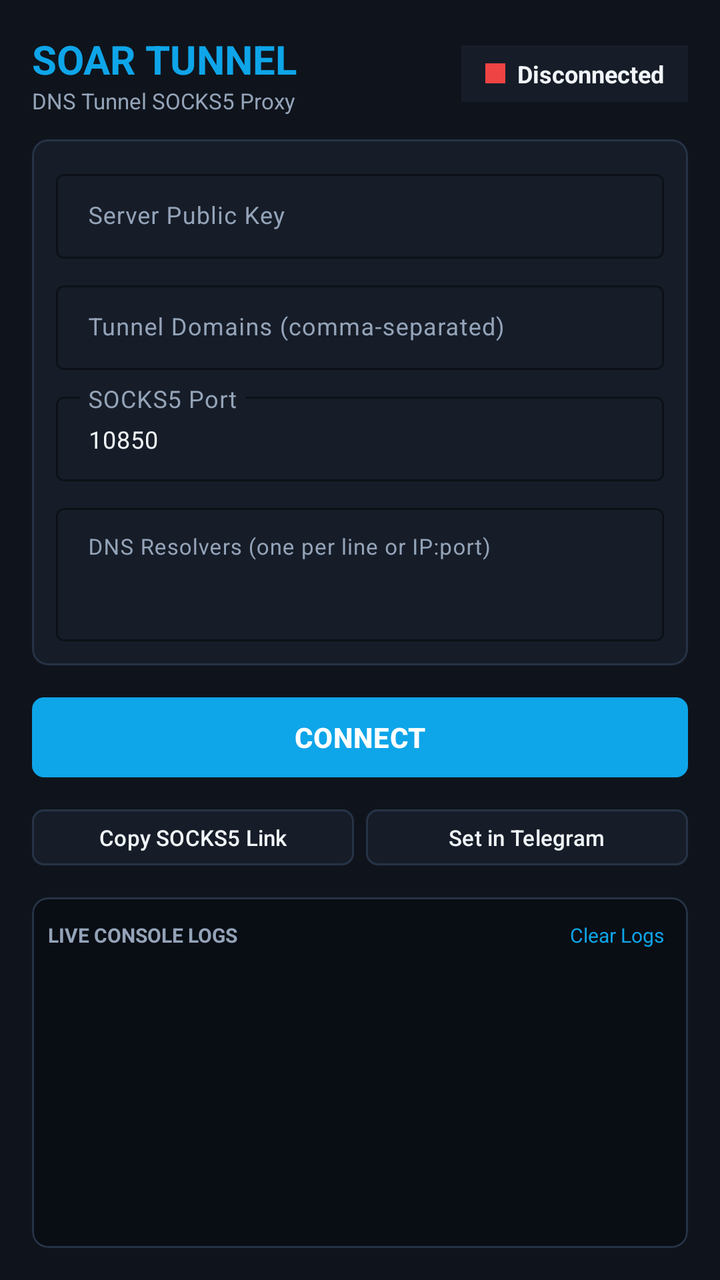
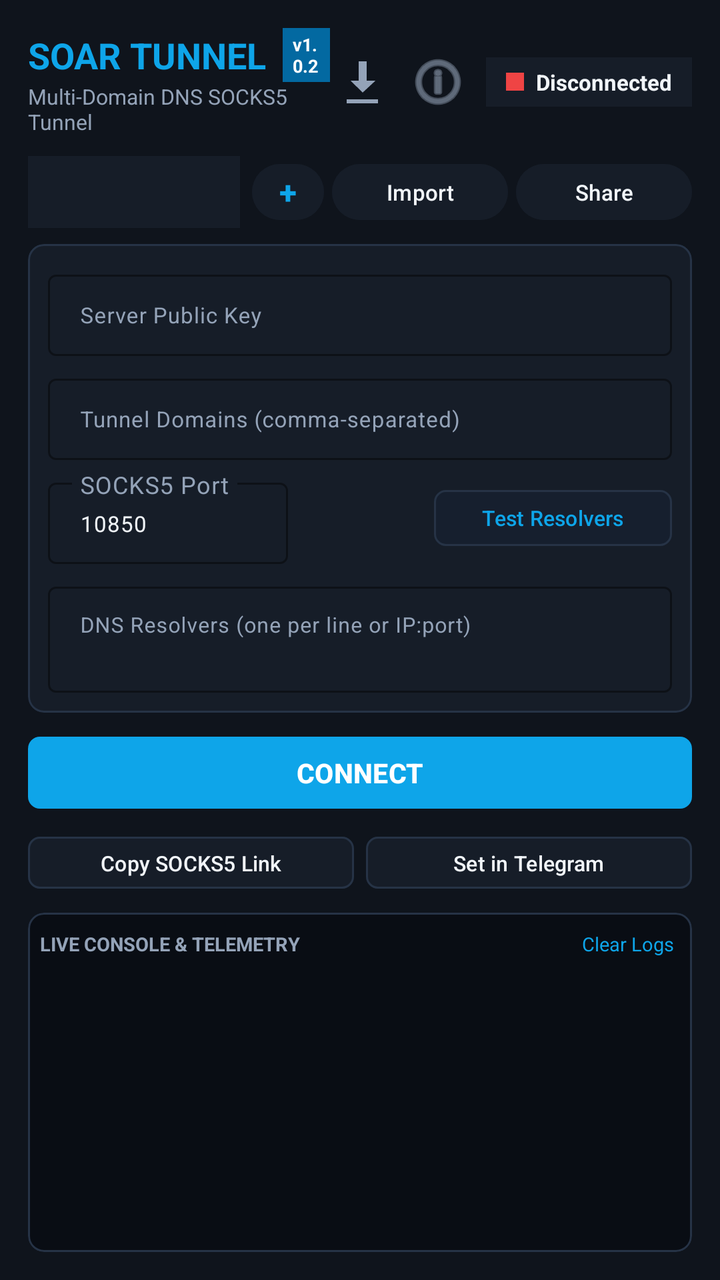

Two renders of the same Android screen: before a commit and after it. Below are the layout's source before the change and the commit's diff.
<!-- AndroidManifest.xml: application theme Theme.SoarTunnel -->
<!-- res/layout/activity_main.xml -->
<?xml version="1.0" encoding="utf-8"?>
<LinearLayout xmlns:android="http://schemas.android.com/apk/res/android"
    xmlns:app="http://schemas.android.com/apk/res-auto"
    android:layout_width="match_parent"
    android:layout_height="match_parent"
    android:orientation="vertical"
    android:background="@color/bg_dark"
    android:padding="16dp">

    
    <LinearLayout
        android:layout_width="match_parent"
        android:layout_height="wrap_content"
        android:orientation="horizontal"
        android:gravity="center_vertical"
        android:paddingBottom="12dp">

        <LinearLayout
            android:layout_width="0dp"
            android:layout_height="wrap_content"
            android:layout_weight="1"
            android:orientation="vertical">

            <TextView
                android:layout_width="wrap_content"
                android:layout_height="wrap_content"
                android:text="SOAR TUNNEL"
                android:textStyle="bold"
                android:textSize="20sp"
                android:textColor="@color/primary_accent" />

            <TextView
                android:layout_width="wrap_content"
                android:layout_height="wrap_content"
                android:text="DNS Tunnel SOCKS5 Proxy"
                android:textSize="11sp"
                android:textColor="@color/text_muted" />
        </LinearLayout>

        
        <LinearLayout
            android:id="@+id/layoutStatus"
            android:layout_width="wrap_content"
            android:layout_height="wrap_content"
            android:orientation="horizontal"
            android:gravity="center_vertical"
            android:background="@color/surface_dark"
            android:paddingHorizontal="12dp"
            android:paddingVertical="6dp">

            <View
                android:id="@+id/viewStatusDot"
                android:layout_width="10dp"
                android:layout_height="10dp"
                android:background="@color/status_red"
                android:layout_marginEnd="6dp" />

            <TextView
                android:id="@+id/tvStatus"
                android:layout_width="wrap_content"
                android:layout_height="wrap_content"
                android:text="@string/status_disconnected"
                android:textSize="12sp"
                android:textStyle="bold"
                android:textColor="@color/text_light" />
        </LinearLayout>
    </LinearLayout>

    
    <com.google.android.material.card.MaterialCardView
        android:layout_width="match_parent"
        android:layout_height="wrap_content"
        app:cardBackgroundColor="@color/surface_dark"
        app:strokeColor="@color/border_dark"
        app:strokeWidth="1dp"
        app:cardCornerRadius="8dp"
        android:layout_marginBottom="12dp">

        <LinearLayout
            android:layout_width="match_parent"
            android:layout_height="wrap_content"
            android:orientation="vertical"
            android:padding="12dp">

            
            <com.google.android.material.textfield.TextInputLayout
                android:layout_width="match_parent"
                android:layout_height="wrap_content"
                android:hint="@string/server_key"
                android:textColorHint="@color/text_muted"
                app:boxStrokeColor="@color/primary_accent"
                android:layout_marginBottom="8dp"
                style="@style/Widget.Material3.TextInputLayout.OutlinedBox.Dense">

                <com.google.android.material.textfield.TextInputEditText
                    android:id="@+id/etServerKey"
                    android:layout_width="match_parent"
                    android:layout_height="wrap_content"
                    android:textColor="@color/text_light"
                    android:textSize="12sp"
                    android:maxLines="2" />
            </com.google.android.material.textfield.TextInputLayout>

            
            <com.google.android.material.textfield.TextInputLayout
                android:layout_width="match_parent"
                android:layout_height="wrap_content"
                android:hint="@string/tunnel_domains"
                android:textColorHint="@color/text_muted"
                app:boxStrokeColor="@color/primary_accent"
                android:layout_marginBottom="8dp"
                style="@style/Widget.Material3.TextInputLayout.OutlinedBox.Dense">

                <com.google.android.material.textfield.TextInputEditText
                    android:id="@+id/etDomains"
                    android:layout_width="match_parent"
                    android:layout_height="wrap_content"
                    android:textColor="@color/text_light"
                    android:textSize="12sp"
                    android:singleLine="true" />
            </com.google.android.material.textfield.TextInputLayout>

            
            <com.google.android.material.textfield.TextInputLayout
                android:layout_width="match_parent"
                android:layout_height="wrap_content"
                android:hint="@string/socks_port"
                android:textColorHint="@color/text_muted"
                app:boxStrokeColor="@color/primary_accent"
                android:layout_marginBottom="8dp"
                style="@style/Widget.Material3.TextInputLayout.OutlinedBox.Dense">

                <com.google.android.material.textfield.TextInputEditText
                    android:id="@+id/etPort"
                    android:layout_width="match_parent"
                    android:layout_height="wrap_content"
                    android:text="10850"
                    android:inputType="number"
                    android:textColor="@color/text_light"
                    android:textSize="12sp" />
            </com.google.android.material.textfield.TextInputLayout>

            
            <com.google.android.material.textfield.TextInputLayout
                android:layout_width="match_parent"
                android:layout_height="wrap_content"
                android:hint="@string/dns_resolvers"
                android:textColorHint="@color/text_muted"
                app:boxStrokeColor="@color/primary_accent"
                style="@style/Widget.Material3.TextInputLayout.OutlinedBox.Dense">

                <com.google.android.material.textfield.TextInputEditText
                    android:id="@+id/etResolvers"
                    android:layout_width="match_parent"
                    android:layout_height="wrap_content"
                    android:textColor="@color/text_light"
                    android:textSize="11sp"
                    android:inputType="textMultiLine"
                    android:lines="3"
                    android:maxLines="5"
                    android:gravity="top|start" />
            </com.google.android.material.textfield.TextInputLayout>
        </LinearLayout>
    </com.google.android.material.card.MaterialCardView>

    
    <com.google.android.material.button.MaterialButton
        android:id="@+id/btnConnect"
        android:layout_width="match_parent"
        android:layout_height="48dp"
        android:text="@string/connect"
        android:textSize="14sp"
        android:textStyle="bold"
        android:textColor="#FFFFFF"
        app:backgroundTint="@color/primary_accent"
        app:cornerRadius="6dp"
        android:layout_marginBottom="8dp" />

    
    <LinearLayout
        android:layout_width="match_parent"
        android:layout_height="wrap_content"
        android:orientation="horizontal"
        android:layout_marginBottom="12dp">

        <com.google.android.material.button.MaterialButton
            android:id="@+id/btnCopyProxy"
            android:layout_width="0dp"
            android:layout_height="36dp"
            android:layout_weight="1"
            android:text="@string/copy_socks"
            android:textSize="11sp"
            android:textColor="@color/text_light"
            app:backgroundTint="@color/surface_dark"
            app:strokeColor="@color/border_dark"
            app:strokeWidth="1dp"
            app:cornerRadius="6dp"
            android:layout_marginEnd="6dp" />

        <com.google.android.material.button.MaterialButton
            android:id="@+id/btnOpenTelegram"
            android:layout_width="0dp"
            android:layout_height="36dp"
            android:layout_weight="1"
            android:text="@string/open_telegram"
            android:textSize="11sp"
            android:textColor="@color/text_light"
            app:backgroundTint="@color/surface_dark"
            app:strokeColor="@color/border_dark"
            app:strokeWidth="1dp"
            app:cornerRadius="6dp" />
    </LinearLayout>

    
    <com.google.android.material.card.MaterialCardView
        android:layout_width="match_parent"
        android:layout_height="0dp"
        android:layout_weight="1"
        app:cardBackgroundColor="@color/terminal_bg"
        app:strokeColor="@color/border_dark"
        app:strokeWidth="1dp"
        app:cardCornerRadius="8dp">

        <LinearLayout
            android:layout_width="match_parent"
            android:layout_height="match_parent"
            android:orientation="vertical"
            android:padding="8dp">

            <LinearLayout
                android:layout_width="match_parent"
                android:layout_height="wrap_content"
                android:orientation="horizontal"
                android:gravity="center_vertical"
                android:paddingBottom="4dp">

                <TextView
                    android:layout_width="0dp"
                    android:layout_height="wrap_content"
                    android:layout_weight="1"
                    android:text="LIVE CONSOLE LOGS"
                    android:textSize="10sp"
                    android:textStyle="bold"
                    android:textColor="@color/text_muted" />

                <TextView
                    android:id="@+id/tvClearLogs"
                    android:layout_width="wrap_content"
                    android:layout_height="wrap_content"
                    android:text="@string/clear_logs"
                    android:textSize="10sp"
                    android:textColor="@color/primary_accent"
                    android:padding="4dp" />
            </LinearLayout>

            <ScrollView
                android:id="@+id/scrollLogs"
                android:layout_width="match_parent"
                android:layout_height="match_parent"
                android:fillViewport="true">

                <TextView
                    android:id="@+id/tvLogs"
                    android:layout_width="match_parent"
                    android:layout_height="wrap_content"
                    android:textColor="@color/terminal_green"
                    android:typeface="monospace"
                    android:textSize="10sp"
                    android:textIsSelectable="true" />
            </ScrollView>
        </LinearLayout>
    </com.google.android.material.card.MaterialCardView>

</LinearLayout>
<!-- resources referenced by this layout -->
<resources>
  <color name="bg_dark">#0F141C</color>
  <color name="border_dark">#263346</color>
  <color name="primary_accent">#0EA5E9</color>
  <color name="status_red">#EF4444</color>
  <color name="surface_dark">#161D28</color>
  <color name="terminal_bg">#090D14</color>
  <color name="terminal_green">#10B981</color>
  <color name="text_light">#F1F5F9</color>
  <color name="text_muted">#94A3B8</color>
  <string name="clear_logs">Clear Logs</string>
  <string name="connect">CONNECT</string>
  <string name="copy_socks">Copy SOCKS5 Link</string>
  <string name="dns_resolvers">DNS Resolvers (one per line or IP:port)</string>
  <string name="open_telegram">Set in Telegram</string>
  <string name="server_key">Server Public Key</string>
  <string name="socks_port">SOCKS5 Port</string>
  <string name="status_disconnected">Disconnected</string>
  <string name="tunnel_domains">Tunnel Domains (comma-separated)</string>
  <style name="Theme.SoarTunnel" parent="Theme.Material3.Dark.NoActionBar">
          <item name="colorPrimary">@color/primary_accent</item>
          <item name="android:windowBackground">@color/bg_dark</item>
          <item name="android:statusBarColor">@color/bg_dark</item>
          <item name="android:navigationBarColor">@color/bg_dark</item>
      </style>
</resources>

<!-- the commit's change to res/layout/activity_main.xml (unified diff, before → after) -->
@@ -5,7 +5,7 @@
     android:layout_height="match_parent"
     android:orientation="vertical"
     android:background="@color/bg_dark"
-    android:padding="16dp">
+    android:padding="14dp">
 
     
     <LinearLayout
@@ -13,7 +13,7 @@
         android:layout_height="wrap_content"
         android:orientation="horizontal"
         android:gravity="center_vertical"
-        android:paddingBottom="12dp">
+        android:paddingBottom="10dp">
 
         <LinearLayout
             android:layout_width="0dp"
@@ -21,21 +21,62 @@
             android:layout_weight="1"
             android:orientation="vertical">
 
+            <LinearLayout
+                android:layout_width="wrap_content"
+                android:layout_height="wrap_content"
+                android:orientation="horizontal"
+                android:gravity="center_vertical">
+
+                <TextView
+                    android:layout_width="wrap_content"
+                    android:layout_height="wrap_content"
+                    android:text="SOAR TUNNEL"
+                    android:textStyle="bold"
+                    android:textSize="18sp"
+                    android:textColor="@color/primary_accent" />
+
+                <TextView
+                    android:id="@+id/tvVersionTag"
+                    android:layout_width="wrap_content"
+                    android:layout_height="wrap_content"
+                    android:text="v1.0.2"
+                    android:textSize="9sp"
+                    android:textStyle="bold"
+                    android:textColor="#FFFFFF"
+                    android:background="#0369A1"
+                    android:paddingHorizontal="5dp"
+                    android:paddingVertical="2dp"
+                    android:layout_marginStart="8dp" />
+            </LinearLayout>
+
             <TextView
                 android:layout_width="wrap_content"
                 android:layout_height="wrap_content"
-                android:text="SOAR TUNNEL"
-                android:textStyle="bold"
-                android:textSize="20sp"
-                android:textColor="@color/primary_accent" />
-
-            <TextView
-                android:layout_width="wrap_content"
-                android:layout_height="wrap_content"
-                android:text="DNS Tunnel SOCKS5 Proxy"
-                android:textSize="11sp"
+                android:text="Multi-Domain DNS SOCKS5 Tunnel"
+                android:textSize="10.5sp"
                 android:textColor="@color/text_muted" />
         </LinearLayout>
+
+        
+        <ImageButton
+            android:id="@+id/btnCheckUpdate"
+            android:layout_width="32dp"
+            android:layout_height="32dp"
+            android:src="@android:drawable/stat_sys_download"
+            android:background="?attr/selectableItemBackgroundBorderless"
+            app:tint="@color/text_muted"
+            android:contentDescription="Check Update"
+            android:layout_marginEnd="6dp" />
+
+        <ImageButton
+            android:id="@+id/btnAbout"
+            android:layout_width="32dp"
+            android:layout_height="32dp"
+            android:src="@android:drawable/ic_menu_info_details"
+            android:background="?attr/selectableItemBackgroundBorderless"
+            app:tint="@color/text_muted"
+            android:contentDescription="About"
+            android:layout_marginEnd="8dp" />
 
         
         <LinearLayout
@@ -45,13 +86,13 @@
             android:orientation="horizontal"
             android:gravity="center_vertical"
             android:background="@color/surface_dark"
-            android:paddingHorizontal="12dp"
-            android:paddingVertical="6dp">
+            android:paddingHorizontal="10dp"
+            android:paddingVertical="5dp">
 
             <View
                 android:id="@+id/viewStatusDot"
-                android:layout_width="10dp"
-                android:layout_height="10dp"
+                android:layout_width="9dp"
+                android:layout_height="9dp"
                 android:background="@color/status_red"
                 android:layout_marginEnd="6dp" />
 
@@ -60,10 +101,60 @@
                 android:layout_width="wrap_content"
                 android:layout_height="wrap_content"
                 android:text="@string/status_disconnected"
-                android:textSize="12sp"
+                android:textSize="11sp"
                 android:textStyle="bold"
                 android:textColor="@color/text_light" />
         </LinearLayout>
+    </LinearLayout>
+
+    
+    <LinearLayout
+        android:layout_width="match_parent"
+        android:layout_height="wrap_content"
+        android:orientation="horizontal"
+        android:gravity="center_vertical"
+        android:layout_marginBottom="8dp">
+
+        <Spinner
+            android:id="@+id/spnProfiles"
+            android:layout_width="0dp"
+            android:layout_height="36dp"
+            android:layout_weight="1"
+            android:background="@color/surface_dark"
+            android:layout_marginEnd="6dp" />
+
+        <Button
+            android:id="@+id/btnAddProfile"
+            android:layout_width="36dp"
+            android:layout_height="36dp"
+            android:text="+"
+            android:textSize="16sp"
+            android:textStyle="bold"
+            android:textColor="@color/primary_accent"
+            android:backgroundTint="@color/surface_dark"
+            android:padding="0dp"
+            android:layout_marginEnd="4dp" />
+
+        <Button
+            android:id="@+id/btnImportLink"
+            android:layout_width="wrap_content"
+            android:layout_height="36dp"
+            android:text="Import"
+            android:textSize="11sp"
+            android:textColor="@color/text_light"
+            android:backgroundTint="@color/surface_dark"
+            android:paddingHorizontal="8dp"
+            android:layout_marginEnd="4dp" />
+
+        <Button
+            android:id="@+id/btnShareProfile"
+            android:layout_width="wrap_content"
+            android:layout_height="36dp"
+            android:text="Share"
+            android:textSize="11sp"
+            android:textColor="@color/text_light"
+            android:backgroundTint="@color/surface_dark"
+            android:paddingHorizontal="8dp" />
     </LinearLayout>
 
     
@@ -74,13 +165,13 @@
         app:strokeColor="@color/border_dark"
         app:strokeWidth="1dp"
         app:cardCornerRadius="8dp"
-        android:layout_marginBottom="12dp">
+        android:layout_marginBottom="8dp">
 
         <LinearLayout
             android:layout_width="match_parent"
             android:layout_height="wrap_content"
             android:orientation="vertical"
-            android:padding="12dp">
+            android:padding="10dp">
 
             
             <com.google.android.material.textfield.TextInputLayout
@@ -89,7 +180,7 @@
                 android:hint="@string/server_key"
                 android:textColorHint="@color/text_muted"
                 app:boxStrokeColor="@color/primary_accent"
-                android:layout_marginBottom="8dp"
+                android:layout_marginBottom="6dp"
                 style="@style/Widget.Material3.TextInputLayout.OutlinedBox.Dense">
 
                 <com.google.android.material.textfield.TextInputEditText
@@ -97,7 +188,7 @@
                     android:layout_width="match_parent"
                     android:layout_height="wrap_content"
                     android:textColor="@color/text_light"
-                    android:textSize="12sp"
+                    android:textSize="11sp"
                     android:maxLines="2" />
             </com.google.android.material.textfield.TextInputLayout>
 
@@ -108,7 +199,7 @@
                 android:hint="@string/tunnel_domains"
                 android:textColorHint="@color/text_muted"
                 app:boxStrokeColor="@color/primary_accent"
-                android:layout_marginBottom="8dp"
+                android:layout_marginBottom="6dp"
                 style="@style/Widget.Material3.TextInputLayout.OutlinedBox.Dense">
 
                 <com.google.android.material.textfield.TextInputEditText
@@ -116,29 +207,53 @@
                     android:layout_width="match_parent"
                     android:layout_height="wrap_content"
                     android:textColor="@color/text_light"
-                    android:textSize="12sp"
+                    android:textSize="11sp"
                     android:singleLine="true" />
             </com.google.android.material.textfield.TextInputLayout>
 
             
-            <com.google.android.material.textfield.TextInputLayout
-                android:layout_width="match_parent"
-                android:layout_height="wrap_content"
-                android:hint="@string/socks_port"
-                android:textColorHint="@color/text_muted"
-                app:boxStrokeColor="@color/primary_accent"
-                android:layout_marginBottom="8dp"
-                style="@style/Widget.Material3.TextInputLayout.OutlinedBox.Dense">
-
-                <com.google.android.material.textfield.TextInputEditText
-                    android:id="@+id/etPort"
-                    android:layout_width="match_parent"
-                    android:layout_height="wrap_content"
-                    android:text="10850"
-                    android:inputType="number"
-                    android:textColor="@color/text_light"
-                    android:textSize="12sp" />
-            </com.google.android.material.textfield.TextInputLayout>
+            <LinearLayout
+                android:layout_width="match_parent"
+                android:layout_height="wrap_content"
+                android:orientation="horizontal"
+                android:gravity="center_vertical"
+                android:layout_marginBottom="6dp">
+
+                <com.google.android.material.textfield.TextInputLayout
+                    android:layout_width="120dp"
+                    android:layout_height="wrap_content"
+                    android:hint="@string/socks_port"
+                    android:textColorHint="@color/text_muted"
+                    app:boxStrokeColor="@color/primary_accent"
+                    style="@style/Widget.Material3.TextInputLayout.OutlinedBox.Dense">
+
+                    <com.google.android.material.textfield.TextInputEditText
+                        android:id="@+id/etPort"
+                        android:layout_width="match_parent"
+                        android:layout_height="wrap_content"
+                        android:text="10850"
+                        android:inputType="number"
+                        android:textColor="@color/text_light"
+                        android:textSize="11sp" />
+                </com.google.android.material.textfield.TextInputLayout>
+
+                <View
+                    android:layout_width="0dp"
+                    android:layout_height="0dp"
+                    android:layout_weight="1" />
+
+                <com.google.android.material.button.MaterialButton
+                    android:id="@+id/btnTestResolvers"
+                    android:layout_width="wrap_content"
+                    android:layout_height="36dp"
+                    android:text="Test Resolvers"
+                    android:textSize="10.5sp"
+                    android:textColor="@color/primary_accent"
+                    app:backgroundTint="#161F2E"
+                    app:strokeColor="@color/border_dark"
+                    app:strokeWidth="1dp"
+                    app:cornerRadius="6dp" />
+            </LinearLayout>
 
             
             <com.google.android.material.textfield.TextInputLayout
@@ -154,10 +269,10 @@
                     android:layout_width="match_parent"
                     android:layout_height="wrap_content"
                     android:textColor="@color/text_light"
-                    android:textSize="11sp"
+                    android:textSize="10.5sp"
                     android:inputType="textMultiLine"
-                    android:lines="3"
-                    android:maxLines="5"
+                    android:lines="2"
+                    android:maxLines="4"
                     android:gravity="top|start" />
             </com.google.android.material.textfield.TextInputLayout>
         </LinearLayout>
@@ -167,29 +282,29 @@
     <com.google.android.material.button.MaterialButton
         android:id="@+id/btnConnect"
         android:layout_width="match_parent"
-        android:layout_height="48dp"
+        android:layout_height="44dp"
         android:text="@string/connect"
-        android:textSize="14sp"
+        android:textSize="13.5sp"
         android:textStyle="bold"
         android:textColor="#FFFFFF"
         app:backgroundTint="@color/primary_accent"
         app:cornerRadius="6dp"
-        android:layout_marginBottom="8dp" />
+        android:layout_marginBottom="6dp" />
 
     
     <LinearLayout
         android:layout_width="match_parent"
         android:layout_height="wrap_content"
         android:orientation="horizontal"
-        android:layout_marginBottom="12dp">
+        android:layout_marginBottom="8dp">
 
         <com.google.android.material.button.MaterialButton
             android:id="@+id/btnCopyProxy"
             android:layout_width="0dp"
-            android:layout_height="36dp"
+            android:layout_height="34dp"
             android:layout_weight="1"
             android:text="@string/copy_socks"
-            android:textSize="11sp"
+            android:textSize="10.5sp"
             android:textColor="@color/text_light"
             app:backgroundTint="@color/surface_dark"
             app:strokeColor="@color/border_dark"
@@ -200,10 +315,10 @@
         <com.google.android.material.button.MaterialButton
             android:id="@+id/btnOpenTelegram"
             android:layout_width="0dp"
-            android:layout_height="36dp"
+            android:layout_height="34dp"
             android:layout_weight="1"
             android:text="@string/open_telegram"
-            android:textSize="11sp"
+            android:textSize="10.5sp"
             android:textColor="@color/text_light"
             app:backgroundTint="@color/surface_dark"
             app:strokeColor="@color/border_dark"
@@ -225,7 +340,7 @@
             android:layout_width="match_parent"
             android:layout_height="match_parent"
             android:orientation="vertical"
-            android:padding="8dp">
+            android:padding="6dp">
 
             <LinearLayout
                 android:layout_width="match_parent"
@@ -235,11 +350,12 @@
                 android:paddingBottom="4dp">
 
                 <TextView
+                    android:id="@+id/tvLiveTelemetry"
                     android:layout_width="0dp"
                     android:layout_height="wrap_content"
                     android:layout_weight="1"
-                    android:text="LIVE CONSOLE LOGS"
-                    android:textSize="10sp"
+                    android:text="LIVE CONSOLE &amp; TELEMETRY"
+                    android:textSize="9.5sp"
                     android:textStyle="bold"
                     android:textColor="@color/text_muted" />
 
@@ -248,9 +364,9 @@
                     android:layout_width="wrap_content"
                     android:layout_height="wrap_content"
                     android:text="@string/clear_logs"
-                    android:textSize="10sp"
+                    android:textSize="9.5sp"
                     android:textColor="@color/primary_accent"
-                    android:padding="4dp" />
+                    android:padding="3dp" />
             </LinearLayout>
 
             <ScrollView
@@ -265,7 +381,7 @@
                     android:layout_height="wrap_content"
                     android:textColor="@color/terminal_green"
                     android:typeface="monospace"
-                    android:textSize="10sp"
+                    android:textSize="9.5sp"
                     android:textIsSelectable="true" />
             </ScrollView>
         </LinearLayout>
